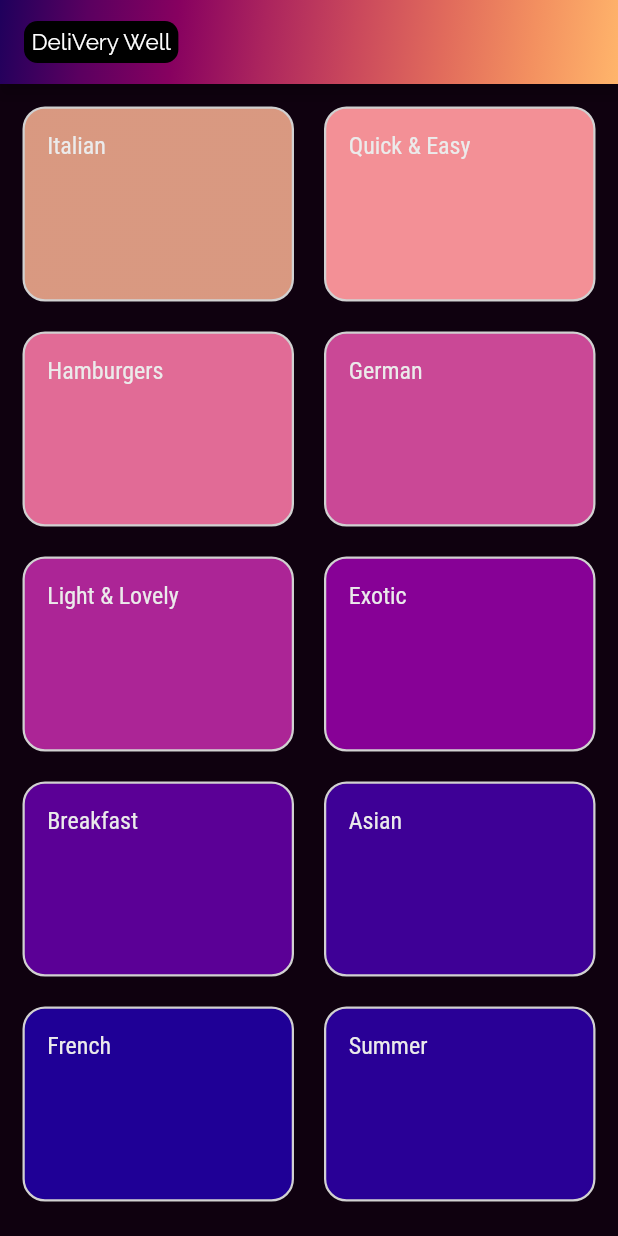
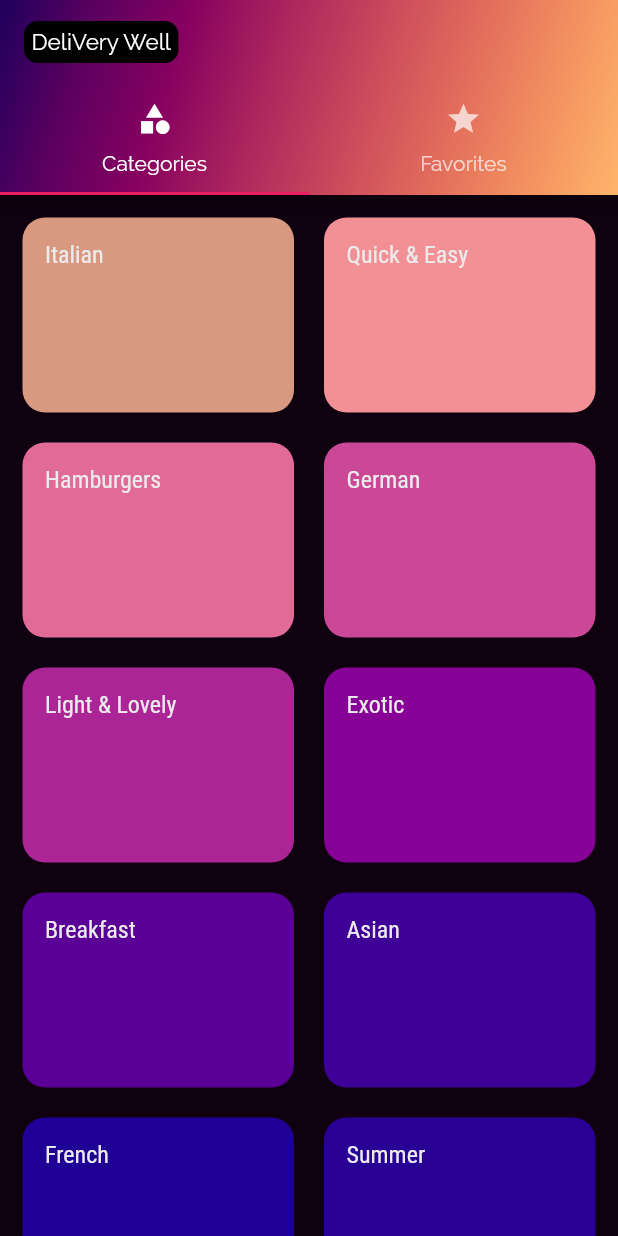
Before and after one commit to Zhenya-Mykhalskyi/DeliVery-Well-App, a Flutter app: the screen it shows after launch, on a phone screen of 412 x 824 dp. Run offline on Flutter 3.47's test engine with Material 2 defaults, Android fonts, the phone set to English and light mode, and no system bars.

```diff
--- a/lib/main.dart
+++ b/lib/main.dart
@@ -1,7 +1,8 @@
 import 'package:flutter/material.dart';
-import 'screens/meal_detail_screen.dart';
-import 'screens/category_meals_screen.dart';
-import 'screens/categories_screen.dart';
+import './screens/tabs_screen.dart';
+import './screens/meal_detail_screen.dart';
+import './screens/category_meals_screen.dart';
+import './screens/categories_screen.dart';
 
 void main() => runApp(MyApp());
 
@@ -45,7 +46,7 @@ class MyApp extends StatelessWidget {
       initialRoute: '/',
       // home: CategoriesScreen(),
       routes: {
-        '/': (ctx) => CategoriesScreen(),
+        '/': (ctx) => TabsScreen(),
         CategoryMealScreen.routeName: (ctx) => CategoryMealScreen(),
         MealDetailScreen.routeName: (ctx) => MealDetailScreen(),
       },
--- a/lib/screens/categories_screen.dart
+++ b/lib/screens/categories_screen.dart
@@ -6,43 +6,7 @@ import '../widgets/category_item.dart';
 class CategoriesScreen extends StatelessWidget {
   @override
   Widget build(BuildContext context) {
-    return Scaffold(
-      appBar: AppBar(
-          flexibleSpace: Container(
-            decoration: const BoxDecoration(
-              gradient: LinearGradient(
-                  begin: Alignment.topLeft,
-                  end: Alignment.bottomRight,
-                  colors: <Color>[
-                    Color(0xff1f005c),
-                    Color(0xff5b0060),
-                    Color(0xff870160),
-                    Color(0xffac255e),
-                    Color(0xffca485c),
-                    Color(0xffe16b5c),
-                    Color(0xfff39060),
-                    Color(0xffffb56b),
-                  ]),
-            ),
-          ),
-          title: Container(
-            padding: EdgeInsets.all(5),
-            decoration: BoxDecoration(
-              borderRadius: BorderRadius.circular(9),
-              color: Colors.black,
-            ),
-            child: const Text(
-              'DeliVery Well',
-              style: TextStyle(
-                color: Colors.white,
-                fontSize: 15,
-                fontFamily: 'Raleway',
-                fontWeight: FontWeight.w500,
-                // backgroundColor: Color.fromARGB(255, 0, 0, 0),
-              ),
-            ),
-          )),
-      body: GridView(
+    return GridView(
       padding: const EdgeInsets.all(15),
       children: DUMMY_CATEGORIES
           .map(
@@ -60,7 +24,6 @@ class CategoriesScreen extends StatelessWidget {
         crossAxisSpacing: 20,
         mainAxisSpacing: 20,
       ),
-      ),
     );
   }
 }
--- /dev/null
+++ b/lib/screens/favorites_screen.dart
@@ -0,0 +1,10 @@
+import 'package:flutter/widgets.dart';
+
+class FavoritesScreen extends StatelessWidget {
+  @override
+  Widget build(BuildContext context) {
+    return Center(
+      child: Text('Favorites'),
+    );
+  }
+}
--- a/lib/screens/meal_detail_screen.dart
+++ b/lib/screens/meal_detail_screen.dart
@@ -43,7 +43,7 @@ class MealDetailScreen extends StatelessWidget {
         child: Column(
           children: [
             Container(
-              height: 300,
+              height: 270,
               width: double.infinity,
               child: Image.network(
                 selectedMeal.imageUrl,
--- /dev/null
+++ b/lib/screens/tabs_screen.dart
@@ -0,0 +1,70 @@
+import 'package:flutter/cupertino.dart';
+import 'package:flutter/material.dart';
+import './categories_screen.dart';
+import './favorites_screen.dart';
+
+class TabsScreen extends StatefulWidget {
+  @override
+  State<TabsScreen> createState() => _TabsScreenState();
+}
+
+class _TabsScreenState extends State<TabsScreen> {
+  @override
+  Widget build(BuildContext context) {
+    return DefaultTabController(
+      length: 2,
+      initialIndex: 0,
+      child: Scaffold(
+        appBar: AppBar(
+          flexibleSpace: Container(
+            decoration: const BoxDecoration(
+              gradient: LinearGradient(
+                  begin: Alignment.topLeft,
+                  end: Alignment.bottomRight,
+                  colors: <Color>[
+                    Color(0xff1f005c),
+                    Color(0xff5b0060),
+                    Color(0xff870160),
+                    Color(0xffac255e),
+                    Color(0xffca485c),
+                    Color(0xffe16b5c),
+                    Color(0xfff39060),
+                    Color(0xffffb56b),
+                  ]),
+            ),
+          ),
+          title: Container(
+            padding: EdgeInsets.all(5),
+            decoration: BoxDecoration(
+              borderRadius: BorderRadius.circular(9),
+              color: Colors.black,
+            ),
+            child: const Text(
+              'DeliVery Well',
+              style: TextStyle(
+                color: Colors.white,
+                fontSize: 15,
+                fontFamily: 'Raleway',
+                fontWeight: FontWeight.w500,
+                // backgroundColor: Color.fromARGB(255, 0, 0, 0),
+              ),
+            ),
+          ),
+          bottom: TabBar(
+            tabs: [
+              Tab(icon: Icon(Icons.category), text: 'Categories'),
+              Tab(icon: Icon(Icons.star), text: 'Favorites'),
+            ],
+          ),
+        ),
+        // drawer: Drawer(),
+        body: TabBarView(
+          children: [
+            CategoriesScreen(),
+            FavoritesScreen(),
+          ],
+        ),
+      ),
+    );
+  }
+}
--- a/lib/widgets/category_item.dart
+++ b/lib/widgets/category_item.dart
@@ -43,10 +43,10 @@ class CategoryItem extends StatelessWidget {
             // end: Alignment.bottomCenter,
           ),
           borderRadius: BorderRadius.circular(15),
-          border: Border.all(
-            color: Color.fromARGB(255, 209, 209, 209),
-            width: 1.5,
-          ),
+          // border: Border.all(
+          //   color: Color.fromARGB(255, 209, 209, 209),
+          //   width: 1.5,
+          // ),
         ),
       ),
     );
```
Lines whose indentation alone changed are shown as unchanged.
